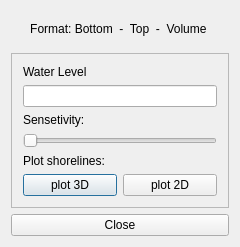
Old version of the form plugins/qCMAT/ui/displayShoreline.ui in the repository SuzanaLucia/qCMAT.
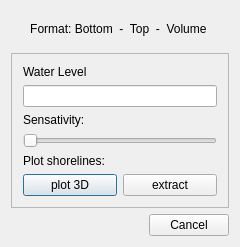
New version of the form.

Patch:
```diff
--- a/plugins/qCMAT/ui/displayShoreline.ui
+++ b/plugins/qCMAT/ui/displayShoreline.ui
@@ -46,7 +46,7 @@
       <item row="2" column="0">
        <widget class="QLabel" name="label_2">
         <property name="text">
-         <string>Sensetivity:</string>
+         <string>Sensativity:</string>
         </property>
        </widget>
       </item>
@@ -71,16 +71,16 @@
        </widget>
       </item>
       <item row="5" column="0">
-       <widget class="QPushButton" name="Plot3D">
+       <widget class="QPushButton" name="Plot2D">
         <property name="text">
          <string>plot 3D</string>
         </property>
        </widget>
       </item>
       <item row="5" column="1">
-       <widget class="QPushButton" name="Plot2D">
+       <widget class="QPushButton" name="Extract">
         <property name="text">
-         <string>plot 2D</string>
+         <string>extract</string>
         </property>
        </widget>
       </item>
@@ -88,9 +88,9 @@
     </widget>
    </item>
    <item row="2" column="0">
-    <widget class="QPushButton" name="Close">
-     <property name="text">
-      <string>Close</string>
+    <widget class="QDialogButtonBox" name="cancelButton">
+     <property name="standardButtons">
+      <set>QDialogButtonBox::Cancel</set>
      </property>
     </widget>
    </item>
```
Left out of the diff: 2 changed lines with no effect on the pictures.
